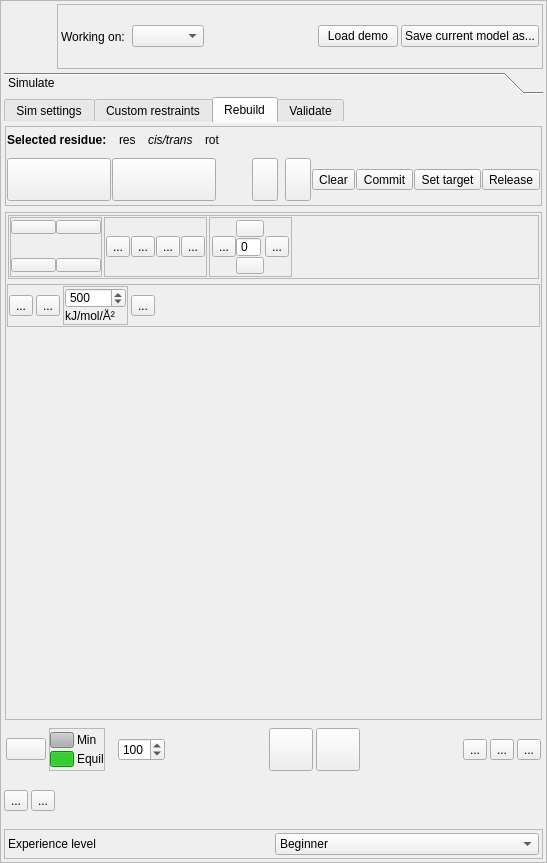
tristanic/isolde, file isolde/src/IsoldeFrame.ui: the form before one commit.
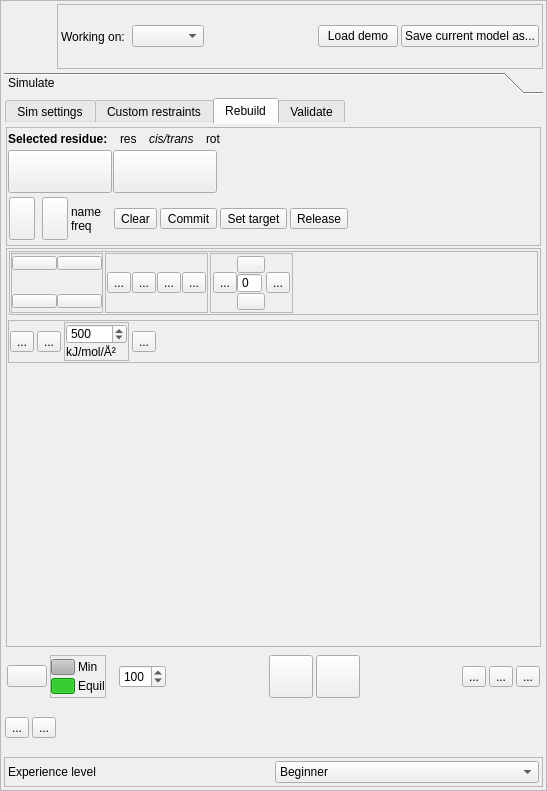
The form after the commit. The open tabs and pages were chosen to show the change. Icons and pictures are not drawn.

Commit message: Fixed bug in ISOLDE GUI rebuild tab layout

The edit to the form file:
```diff
--- a/isolde/src/IsoldeFrame.ui
+++ b/isolde/src/IsoldeFrame.ui
@@ -7,7 +7,7 @@
     <x>0</x>
     <y>0</y>
     <width>547</width>
-    <height>863</height>
+    <height>791</height>
    </rect>
   </property>
   <property name="minimumSize">
@@ -154,6 +154,12 @@
    </item>
    <item>
     <widget class="QToolBox" name="toolBox">
+     <property name="sizePolicy">
+      <sizepolicy hsizetype="Expanding" vsizetype="Expanding">
+       <horstretch>1</horstretch>
+       <verstretch>1</verstretch>
+      </sizepolicy>
+     </property>
      <property name="minimumSize">
       <size>
        <width>250</width>
@@ -175,35 +181,41 @@
         <x>0</x>
         <y>0</y>
         <width>539</width>
-        <height>713</height>
+        <height>641</height>
        </rect>
       </property>
+      <property name="sizePolicy">
+       <sizepolicy hsizetype="Expanding" vsizetype="Expanding">
+        <horstretch>1</horstretch>
+        <verstretch>1</verstretch>
+       </sizepolicy>
+      </property>
       <attribute name="label">
        <string>Simulate</string>
       </attribute>
-      <layout class="QVBoxLayout" name="verticalLayout_2">
+      <layout class="QVBoxLayout" name="verticalLayout_2" stretch="0">
        <property name="spacing">
         <number>3</number>
        </property>
        <property name="leftMargin">
-        <number>0</number>
+        <number>1</number>
        </property>
        <property name="topMargin">
-        <number>0</number>
+        <number>1</number>
        </property>
        <property name="rightMargin">
-        <number>0</number>
+        <number>1</number>
        </property>
        <property name="bottomMargin">
-        <number>0</number>
+        <number>1</number>
        </property>
        <item>
-        <layout class="QVBoxLayout" name="verticalLayout" stretch="0,0,0">
+        <layout class="QVBoxLayout" name="verticalLayout" stretch="1,0,0">
          <property name="spacing">
           <number>3</number>
          </property>
          <property name="sizeConstraint">
-          <enum>QLayout::SetMinAndMaxSize</enum>
+          <enum>QLayout::SetDefaultConstraint</enum>
          </property>
          <property name="bottomMargin">
           <number>0</number>
@@ -224,11 +236,14 @@
 }</string>
            </property>
            <property name="currentIndex">
-            <number>3</number>
+            <number>2</number>
            </property>
            <property name="elideMode">
             <enum>Qt::ElideNone</enum>
            </property>
+           <property name="usesScrollButtons">
+            <bool>true</bool>
+           </property>
            <property name="documentMode">
             <bool>false</bool>
            </property>
@@ -267,8 +282,8 @@
                 <property name="geometry">
                  <rect>
                   <x>0</x>
-                  <y>-192</y>
-                  <width>520</width>
+                  <y>0</y>
+                  <width>518</width>
                   <height>760</height>
                  </rect>
                 </property>
@@ -1141,8 +1156,8 @@
                  <rect>
                   <x>0</x>
                   <y>0</y>
-                  <width>533</width>
-                  <height>568</height>
+                  <width>531</width>
+                  <height>342</height>
                  </rect>
                 </property>
                 <layout class="QVBoxLayout" name="verticalLayout_14">
@@ -1306,12 +1321,21 @@
             </layout>
            </widget>
            <widget class="QWidget" name="_sim_remodel_tab">
+            <property name="sizePolicy">
+             <sizepolicy hsizetype="Expanding" vsizetype="Expanding">
+              <horstretch>1</horstretch>
+              <verstretch>1</verstretch>
+             </sizepolicy>
+            </property>
             <attribute name="title">
              <string>Rebuild</string>
             </attribute>
-            <layout class="QVBoxLayout" name="verticalLayout_6">
+            <layout class="QVBoxLayout" name="verticalLayout_6" stretch="0,1">
              <property name="spacing">
-              <number>6</number>
+              <number>2</number>
+             </property>
+             <property name="sizeConstraint">
+              <enum>QLayout::SetNoConstraint</enum>
              </property>
              <property name="leftMargin">
               <number>1</number>
@@ -1351,9 +1375,9 @@
                <property name="frameShadow">
                 <enum>QFrame::Raised</enum>
                </property>
-               <layout class="QVBoxLayout" name="verticalLayout_28" stretch="0,0">
+               <layout class="QVBoxLayout" name="verticalLayout_28" stretch="0,0,0">
                 <property name="spacing">
-                 <number>6</number>
+                 <number>1</number>
                 </property>
                 <property name="leftMargin">
                  <number>1</number>
@@ -1491,7 +1515,7 @@
                   <property name="frameShape">
                    <enum>QFrame::NoFrame</enum>
                   </property>
-                  <layout class="QHBoxLayout" name="horizontalLayout_39" stretch="0,0,0,0,0,0,0,0">
+                  <layout class="QHBoxLayout" name="horizontalLayout_39" stretch="0,0,0">
                    <property name="spacing">
                     <number>1</number>
                    </property>
@@ -1569,6 +1593,39 @@
                      </property>
                     </spacer>
                    </item>
+                  </layout>
+                 </widget>
+                </item>
+                <item>
+                 <widget class="QFrame" name="frame_2">
+                  <property name="minimumSize">
+                   <size>
+                    <width>0</width>
+                    <height>50</height>
+                   </size>
+                  </property>
+                  <property name="frameShape">
+                   <enum>QFrame::NoFrame</enum>
+                  </property>
+                  <property name="frameShadow">
+                   <enum>QFrame::Raised</enum>
+                  </property>
+                  <layout class="QHBoxLayout" name="horizontalLayout_10">
+                   <property name="spacing">
+                    <number>3</number>
+                   </property>
+                   <property name="leftMargin">
+                    <number>1</number>
+                   </property>
+                   <property name="topMargin">
+                    <number>1</number>
+                   </property>
+                   <property name="rightMargin">
+                    <number>1</number>
+                   </property>
+                   <property name="bottomMargin">
+                    <number>1</number>
+                   </property>
                    <item>
                     <widget class="QFrame" name="_rebuild_cycle_rotamer_frame">
                      <property name="frameShape">
@@ -1661,6 +1718,28 @@
                      </layout>
                     </widget>
                    </item>
+                   <item>
+                    <widget class="QLabel" name="_rebuild_sel_res_rot_preview_info">
+                     <property name="sizePolicy">
+                      <sizepolicy hsizetype="Fixed" vsizetype="Preferred">
+                       <horstretch>0</horstretch>
+                       <verstretch>0</verstretch>
+                      </sizepolicy>
+                     </property>
+                     <property name="minimumSize">
+                      <size>
+                       <width>40</width>
+                       <height>0</height>
+                      </size>
+                     </property>
+                     <property name="text">
+                      <string>&lt;html&gt;&lt;body&gt;&lt;p&gt;name&lt;br/&gt;freq&lt;/p&gt;&lt;/body&gt;&lt;/html&gt;</string>
+                     </property>
+                     <property name="wordWrap">
+                      <bool>true</bool>
+                     </property>
+                    </widget>
+                   </item>
                    <item>
                     <widget class="QToolButton" name="_rebuild_sel_res_rot_discard_button">
                      <property name="toolTip">
@@ -1741,6 +1820,19 @@
                      </property>
                     </widget>
                    </item>
+                   <item>
+                    <spacer name="horizontalSpacer_5">
+                     <property name="orientation">
+                      <enum>Qt::Horizontal</enum>
+                     </property>
+                     <property name="sizeHint" stdset="0">
+                      <size>
+                       <width>216</width>
+                       <height>20</height>
+                      </size>
+                     </property>
+                    </spacer>
+                   </item>
                   </layout>
                  </widget>
                 </item>
@@ -1749,19 +1841,58 @@
              </item>
              <item>
               <widget class="QScrollArea" name="_sim_remodel_scroll_area">
+               <property name="sizePolicy">
+                <sizepolicy hsizetype="Ignored" vsizetype="Ignored">
+                 <horstretch>0</horstretch>
+                 <verstretch>1</verstretch>
+                </sizepolicy>
+               </property>
+               <property name="minimumSize">
+                <size>
+                 <width>0</width>
+                 <height>0</height>
+                </size>
+               </property>
+               <property name="maximumSize">
+                <size>
+                 <width>16777215</width>
+                 <height>16777215</height>
+                </size>
+               </property>
+               <property name="verticalScrollBarPolicy">
+                <enum>Qt::ScrollBarAsNeeded</enum>
+               </property>
+               <property name="sizeAdjustPolicy">
+                <enum>QAbstractScrollArea::AdjustIgnored</enum>
+               </property>
                <property name="widgetResizable">
                 <bool>true</bool>
                </property>
+               <property name="alignment">
+                <set>Qt::AlignLeading|Qt::AlignLeft|Qt::AlignTop</set>
+               </property>
                <widget class="QWidget" name="scrollAreaWidgetContents_5">
                 <property name="geometry">
                  <rect>
                   <x>0</x>
                   <y>0</y>
-                  <width>533</width>
-                  <height>482</height>
+                  <width>531</width>
+                  <height>372</height>
                  </rect>
                 </property>
-                <layout class="QVBoxLayout" name="verticalLayout_15">
+                <property name="sizePolicy">
+                 <sizepolicy hsizetype="Expanding" vsizetype="Expanding">
+                  <horstretch>0</horstretch>
+                  <verstretch>1</verstretch>
+                 </sizepolicy>
+                </property>
+                <property name="minimumSize">
+                 <size>
+                  <width>0</width>
+                  <height>0</height>
+                 </size>
+                </property>
+                <layout class="QVBoxLayout" name="verticalLayout_15" stretch="0,0,0">
                  <property name="spacing">
                   <number>4</number>
                  </property>
@@ -1780,7 +1911,7 @@
                  <item>
                   <widget class="QFrame" name="_rebuild_2ry_struct_restr_main_frame">
                    <property name="sizePolicy">
-                    <sizepolicy hsizetype="Preferred" vsizetype="Preferred">
+                    <sizepolicy hsizetype="Expanding" vsizetype="Expanding">
                      <horstretch>0</horstretch>
                      <verstretch>0</verstretch>
                     </sizepolicy>
@@ -2659,7 +2790,7 @@
                  <rect>
                   <x>0</x>
                   <y>0</y>
-                  <width>520</width>
+                  <width>518</width>
                   <height>641</height>
                  </rect>
                 </property>
@@ -2895,16 +3026,16 @@
                       </property>
                       <item>
                        <widget class="QComboBox" name="_validate_rama_sel_combo_box">
-                        <item>
-                         <property name="text">
-                          <string>Selected only</string>
-                         </property>
-                        </item>
                         <item>
                          <property name="text">
                           <string>All</string>
                          </property>
                         </item>
+                        <item>
+                         <property name="text">
+                          <string>Selected only</string>
+                         </property>
+                        </item>
                        </widget>
                       </item>
                       <item>
@@ -3525,7 +3656,7 @@
               </property>
               <property name="sizeHint" stdset="0">
                <size>
-                <width>448</width>
+                <width>446</width>
                 <height>20</height>
                </size>
               </property>
```
